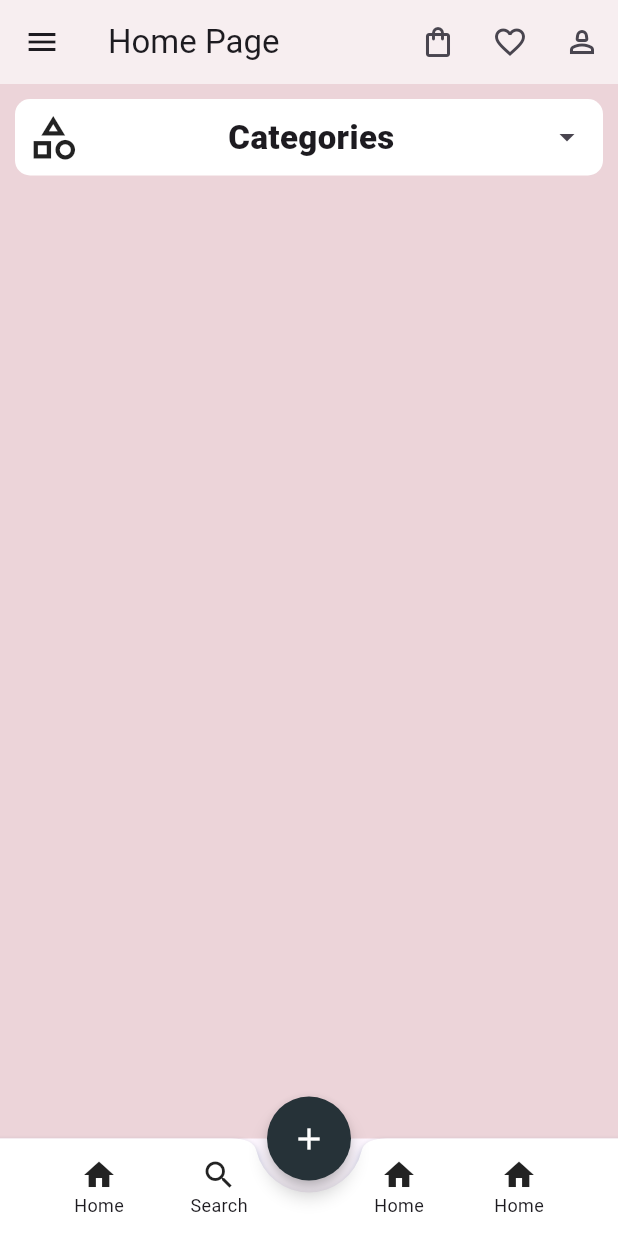
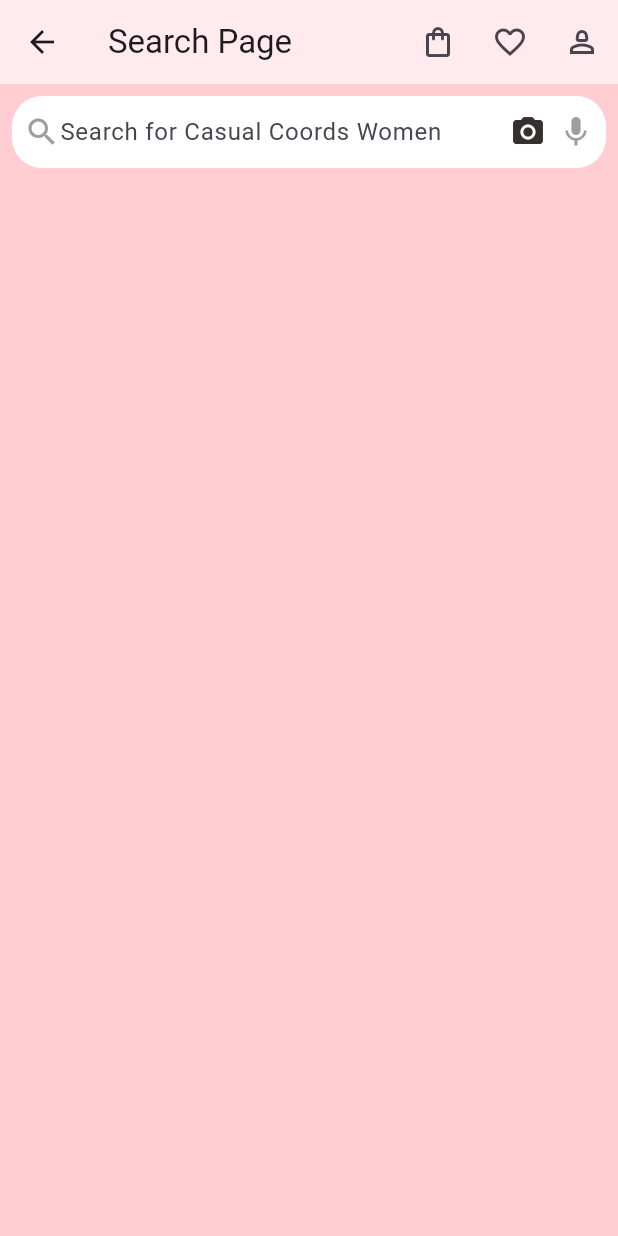
Before and after one commit to Lucifer-Aspire-A315/myapp, a Flutter app: the screen it shows after launch, after a tap on the "shopping bag" icon, on a phone screen of 412 x 824 dp. Run offline on Flutter 3.47's test engine with Material 3 defaults, Android fonts, the phone set to English and light mode, and no system bars; our stand-ins replace google_fonts.

Commit message:
bottom bar done

```diff
--- a/lib/Pages/HomePage.dart
+++ b/lib/Pages/HomePage.dart
@@ -93,6 +93,7 @@
 
 import 'package:flutter/material.dart';
 import 'package:google_fonts/google_fonts.dart';
+import 'package:myapp/Pages/SearchPage.dart';
 
 class HomePage extends StatelessWidget {
   const HomePage({super.key});
@@ -100,7 +101,8 @@ class HomePage extends StatelessWidget {
   @override
   Widget build(BuildContext context) {
     return Scaffold(
-      backgroundColor: const Color.fromARGB(77, 196, 130, 130),
+      backgroundColor: Colors.red.shade100,
+      // backgroundColor: const Color.fromARGB(77, 196, 130, 130),
       appBar: AppBar(
         leading:
             IconButton(onPressed: () {}, icon: const Icon(Icons.menu_outlined)),
@@ -108,7 +110,14 @@ class HomePage extends StatelessWidget {
         backgroundColor: Colors.white60,
         actions: [
           IconButton(
-            onPressed: () {},
+            onPressed: () {
+              Navigator.push(
+                context,
+                MaterialPageRoute(
+                  builder: (context) => const SearchPage(),
+                ),
+              );
+            },
             icon: const Icon(Icons.shopping_bag_outlined),
           ),
           IconButton(
--- a/lib/Pages/LoginPage.dart
+++ b/lib/Pages/LoginPage.dart
@@ -71,7 +71,7 @@ class Login extends StatelessWidget {
                 onPressed: () => Navigator.push(
                     context,
                     MaterialPageRoute(
-                      builder: (context) => MyApp(),
+                      builder: (context) => const MyApp(),
                     )),
                 style: ElevatedButton.styleFrom(
                   fixedSize: const Size(100, 40),
--- /dev/null
+++ b/lib/Pages/SearchPage.dart
@@ -0,0 +1,69 @@
+import 'package:flutter/material.dart';
+
+class SearchPage extends StatelessWidget {
+  const SearchPage({super.key});
+
+  @override
+  Widget build(BuildContext context) {
+    return Scaffold(
+      backgroundColor: Colors.red.shade100,
+      appBar: AppBar(
+        elevation: 0,
+        backgroundColor: Colors.white60,
+        title: const Text('Search Page'),
+        actions: [
+          IconButton(
+            onPressed: () {
+              Navigator.push(
+                context,
+                MaterialPageRoute(
+                  builder: (context) => const SearchPage(),
+                ),
+              );
+            },
+            icon: const Icon(Icons.shopping_bag_outlined),
+          ),
+          IconButton(
+            onPressed: () {},
+            icon: const Icon(Icons.favorite_border_outlined),
+          ),
+          IconButton(
+            onPressed: () {},
+            icon: const Icon(Icons.person_2_outlined),
+          ),
+        ],
+      ),
+      body: Padding(
+        padding: const EdgeInsets.all(8.0),
+        child: Column(
+          children: [
+            Container(
+              padding: const EdgeInsets.symmetric(horizontal: 8.0),
+              decoration: BoxDecoration(
+                color: Colors.white,
+                borderRadius: BorderRadius.circular(20),
+              ),
+              child: const Row(
+                children: [
+                  Icon(Icons.search, color: Colors.grey),
+                  Expanded(
+                    child: TextField(
+                      decoration: InputDecoration(
+                        hintText: 'Search for Casual Coords Women',
+                        border: InputBorder.none,
+                      ),
+                    ),
+                  ),
+                  Icon(Icons.camera_alt,
+                      color: Color.fromARGB(255, 53, 48, 48)),
+                  SizedBox(width: 8.0),
+                  Icon(Icons.mic, color: Colors.grey),
+                ],
+              ),
+            ),
+          ],
+        ),
+      ),
+    );
+  }
+}
--- a/lib/main.dart
+++ b/lib/main.dart
@@ -1,5 +1,6 @@
 import 'package:flutter/material.dart';
 import 'package:myapp/Pages/HomePage.dart';
+import 'package:myapp/Pages/SearchPage.dart';
 
 void main() {
   runApp(const MyApp());
@@ -14,25 +15,29 @@ class MyApp extends StatelessWidget {
     return MaterialApp(
       debugShowCheckedModeBanner: false,
       home: Scaffold(
+        backgroundColor: Colors.red.shade100,
         body: const HomePage(), // Placeholder for your dashboard content
         floatingActionButton: FloatingActionButton(
-          backgroundColor: Colors.blueGrey[900],
+          backgroundColor: const Color.fromARGB(255, 240, 240, 96),
           shape: const CircleBorder(),
           elevation: 5,
           onPressed: () {
             // Add action for the FAB
           },
-          child: const Icon(Icons.add, color: Colors.white),
+          child: Image.asset(
+            'assets/images/home-page.png',
+            width: 24,
+            height: 24,
+          ),
         ),
         floatingActionButtonLocation: FloatingActionButtonLocation.centerDocked,
         bottomNavigationBar: BottomAppBar(
           height: 65,
-          color: Colors.white,
-          shadowColor: Colors.blueAccent,
-          shape:  const CircularNotchedRectangle(),
+          color: Colors.red.shade200,
+          // shadowColor: Colors.blueAccent,
+          shape: const CircularNotchedRectangle(),
           notchMargin: 8,
           child: Container(
-
             height: 56, // Reduced height to fit content within BottomAppBar
             padding: const EdgeInsets.symmetric(
                 horizontal: 10.0), // Added padding for better spacing
@@ -45,12 +50,16 @@ class MyApp extends StatelessWidget {
                     onTap: () {
                       // Handle Home tap
                     },
-                    child: const Column(
+                    child: Column(
                       mainAxisSize: MainAxisSize.min,
                       mainAxisAlignment: MainAxisAlignment.center,
                       children: [
-                        Icon(Icons.home),
-                        Text('Home', style: TextStyle(fontSize: 12)),
+                        Image.asset(
+                          'assets/images/heart.png',
+                          width: 24,
+                          height: 24,
+                        ),
+                        const Text('Home', style: TextStyle(fontSize: 12)),
                       ],
                     ),
                   ),
@@ -58,14 +67,16 @@ class MyApp extends StatelessWidget {
                 // Customers Button
                 Expanded(
                   child: GestureDetector(
-                    onTap: () {
-                      // Handle Customers tap
-                    },
-                    child: const Column(
+                    onTap: () {},
+                    child: Column(
                       mainAxisSize: MainAxisSize.min,
                       mainAxisAlignment: MainAxisAlignment.center,
                       children: [
-                        Icon(Icons.search_outlined),
+                        Image.asset(
+                          'assets/images/message.png',
+                          width: 24,
+                          height: 24,
+                        ),
                         Text('Search', style: TextStyle(fontSize: 12)),
                       ],
                     ),
@@ -76,11 +87,15 @@ class MyApp extends StatelessWidget {
                 Expanded(
                   child: GestureDetector(
                     onTap: () {},
-                    child: const Column(
+                    child: Column(
                       mainAxisSize: MainAxisSize.min,
                       mainAxisAlignment: MainAxisAlignment.center,
                       children: [
-                        Icon(Icons.home),
+                        Image.asset(
+                          'assets/images/bag.png',
+                          width: 24,
+                          height: 24,
+                        ),
                         Text('Home', style: TextStyle(fontSize: 12)),
                       ],
                     ),
@@ -92,11 +107,15 @@ class MyApp extends StatelessWidget {
                     onTap: () {
                       // Handle Orders tap
                     },
-                    child: const Column(
+                    child: Column(
                       mainAxisSize: MainAxisSize.min,
                       mainAxisAlignment: MainAxisAlignment.center,
                       children: [
-                        Icon(Icons.home),
+                        Image.asset(
+                          'assets/images/user.png',
+                          width: 24,
+                          height: 24,
+                        ),
                         Text('Home', style: TextStyle(fontSize: 12)),
                       ],
                     ),
```
